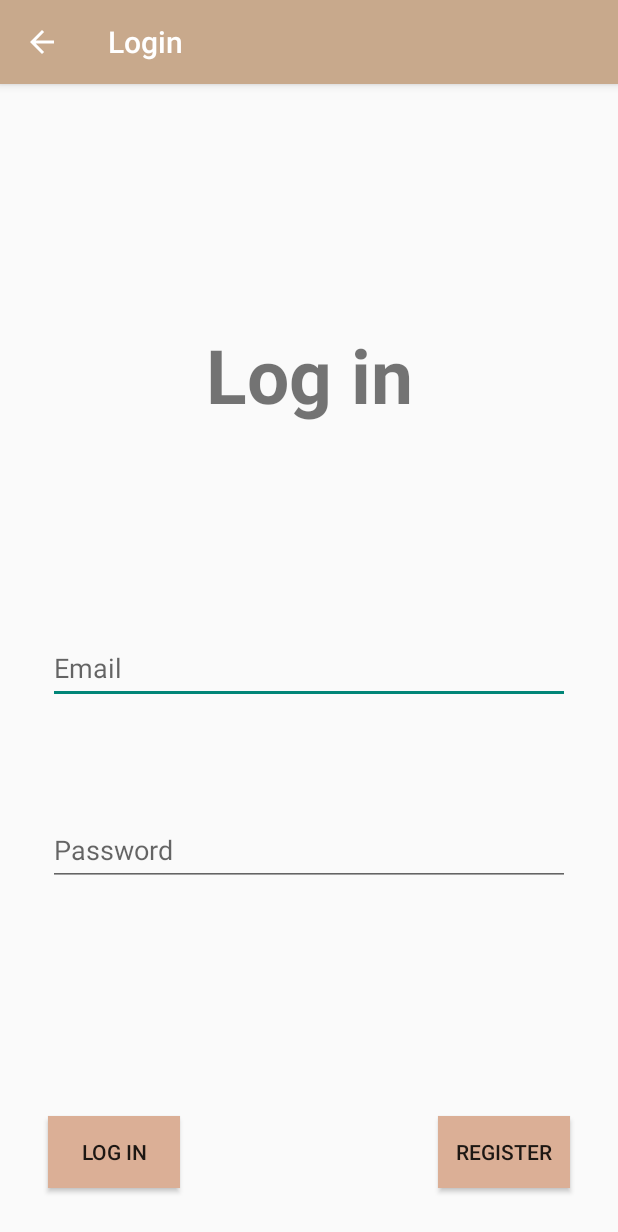
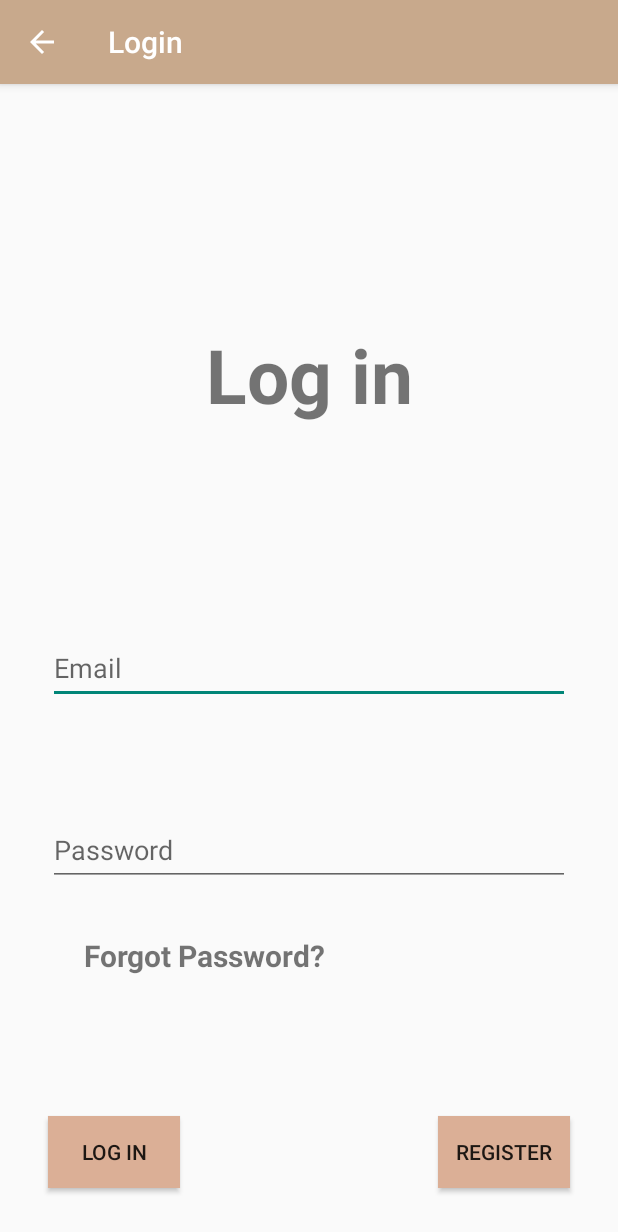
Before and after one commit to cristinapope/msaApp, an Android app: the LoginActivity screen opened directly, with no data from a screen before it, on a phone screen of 412 x 824 dp. Shown: the top 1232 px of the screen. Run offline under Robolectric (Android 15) with nearby library versions, the phone set to English and light mode, and no system bars; our stand-ins replace Firebase (no records; nobody signed in at launch, a user with empty details on screens opened directly).

```diff
--- a/app/src/main/AndroidManifest.xml
+++ b/app/src/main/AndroidManifest.xml
@@ -9,6 +9,9 @@
         android:roundIcon="@mipmap/ic_launcher_round"
         android:supportsRtl="true"
         android:theme="@style/Theme.AdoptApp">
+        <activity
+            android:name=".ForgotPasswordActivity"
+            android:exported="false" />
         <activity
             android:name=".OpeningScreen"
             android:exported="false" />
--- a/app/src/main/java/com/example/adoptapp/LoginActivity.java
+++ b/app/src/main/java/com/example/adoptapp/LoginActivity.java
@@ -16,12 +16,13 @@ import com.google.android.gms.tasks.OnCompleteListener;
 import com.google.android.gms.tasks.Task;
 import com.google.firebase.auth.AuthResult;
 import com.google.firebase.auth.FirebaseAuth;
+import com.google.firebase.auth.FirebaseUser;
 
 public class LoginActivity extends AppCompatActivity {
 
     private FirebaseAuth myAuth;
 
-    private TextView loginButtonLoginScreen;
+    private TextView loginButtonLoginScreen, textForgotPassword;
     private EditText textEmail, textPassword;
 
     private Button registerbutton;
@@ -42,6 +43,14 @@ public class LoginActivity extends AppCompatActivity {
 
         textEmail=(EditText) findViewById(R.id.textEmail);
         textPassword=(EditText) findViewById(R.id.textPassword);
+
+        textForgotPassword= (TextView) findViewById(R.id.textForgotPassword);
+        textForgotPassword.setOnClickListener(view -> openActivityForgotPassword());
+    }
+
+    private void openActivityForgotPassword() {
+        Intent forgotPasswordIntent = new Intent(this, ForgotPasswordActivity.class);
+        startActivity(forgotPasswordIntent);
     }
 
     private void openActivityLogin() {
@@ -80,7 +89,20 @@ public class LoginActivity extends AppCompatActivity {
             public void onComplete(@NonNull Task<AuthResult> task) {
                 if (task.isSuccessful()){
                     //Login successful
-                    startActivity(new Intent(LoginActivity.this, OpeningScreen.class));
+
+                    FirebaseUser user= FirebaseAuth.getInstance().getCurrentUser();
+
+                    //Check if user has their email verified.
+                    if(user.isEmailVerified()){
+                        startActivity(new Intent(LoginActivity.this, OpeningScreen.class));
+                    }
+                    else{
+                        //If not yet verified, send another verification email
+                        user.sendEmailVerification();
+                        Toast.makeText(LoginActivity.this, "Please verify your email!",
+                                Toast.LENGTH_LONG).show();
+                    }
+
                 }else{
                     //Login failed
                     Toast.makeText(LoginActivity.this, "Log in failed. Check credentials.", Toast.LENGTH_LONG).show();
--- a/app/src/main/java/com/example/adoptapp/RegisterActivity.java
+++ b/app/src/main/java/com/example/adoptapp/RegisterActivity.java
@@ -95,7 +95,8 @@ public class RegisterActivity extends AppCompatActivity implements View.OnClickL
                                 public void onComplete(@NonNull Task<Void> task) {
                                     if(task.isSuccessful()){
                                         //register Success
-                                        Toast.makeText(RegisterActivity.this, "Successful Registration!",
+                                        FirebaseAuth.getInstance().getCurrentUser().sendEmailVerification();
+                                        Toast.makeText(RegisterActivity.this, "Successful Registration! check email for verification!",
                                                 Toast.LENGTH_LONG).show();
                                     } else{
                                         //register Fail
--- a/app/src/main/res/layout/activity_login6.xml
+++ b/app/src/main/res/layout/activity_login6.xml
@@ -46,6 +46,20 @@
         app:layout_constraintStart_toStartOf="parent"
         app:layout_constraintTop_toTopOf="parent" />
 
+    <TextView
+        android:id="@+id/textForgotPassword"
+        android:layout_width="300dp"
+        android:layout_height="30dp"
+        android:layout_marginBottom="138dp"
+        android:text="Forgot Password?"
+        android:textSize="20dp"
+        android:textStyle="bold"
+        app:layout_constraintBottom_toBottomOf="parent"
+        app:layout_constraintEnd_toEndOf="parent"
+        app:layout_constraintHorizontal_bias="0.5"
+        app:layout_constraintStart_toStartOf="parent"
+        app:layout_constraintTop_toBottomOf="@+id/textPassword" />
+
     <EditText
         android:id="@+id/textEmail"
         android:layout_width="0dp"
```
Also changed, not shown: app/src/main/java/com/example/adoptapp/ForgotPasswordActivity.java (+59 -0 lines), app/src/main/res/layout/activity_forgot_password.xml (+46 -1 lines).
